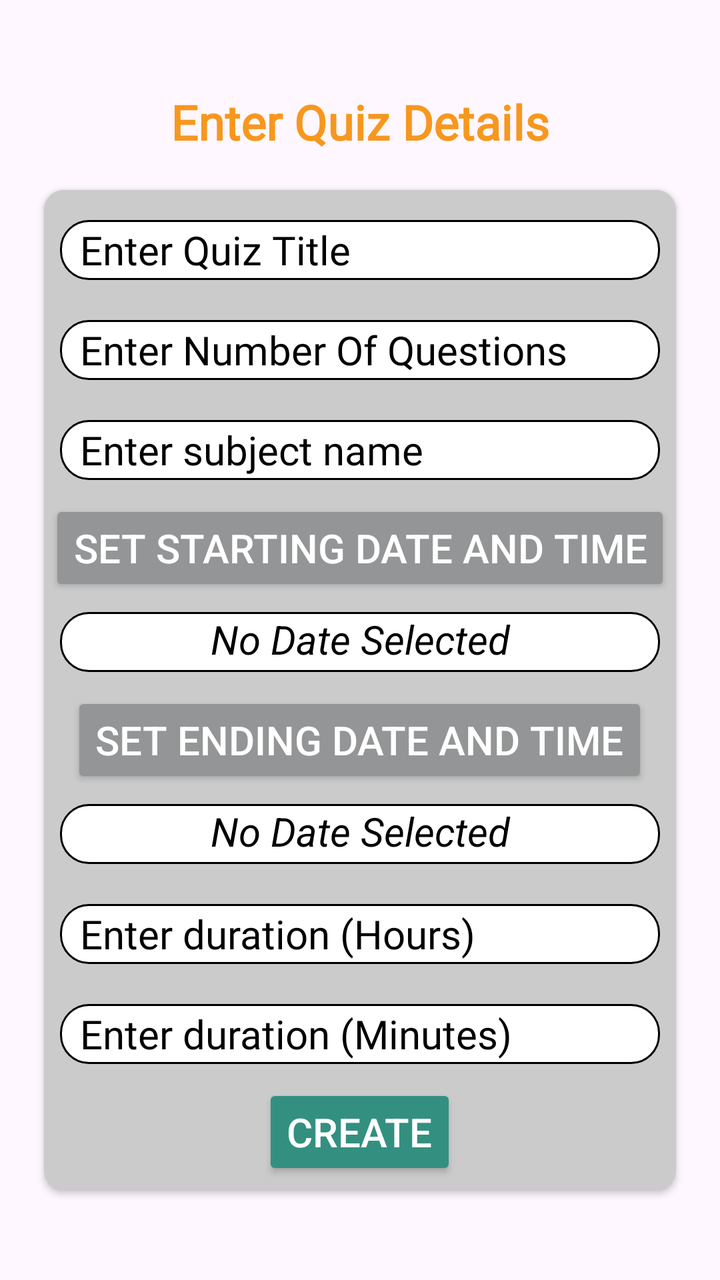
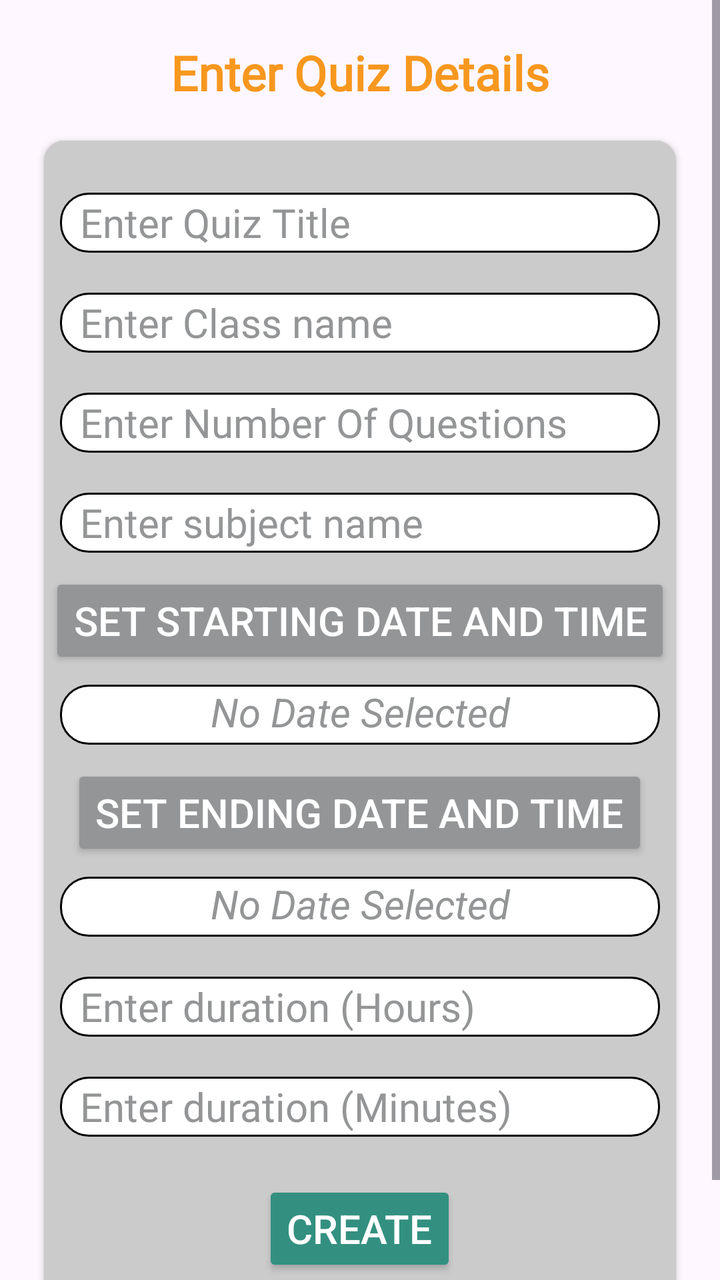

Compare the two renders of this Android layout. The source of the first and the diff that turns it into the second are given below.
<!-- AndroidManifest.xml: application theme Theme.EduQuiz -->
<!-- res/layout/activity_create_quiz.xml -->
<?xml version="1.0" encoding="utf-8"?>
<LinearLayout xmlns:android="http://schemas.android.com/apk/res/android"
    xmlns:app="http://schemas.android.com/apk/res-auto"
    xmlns:tools="http://schemas.android.com/tools"
    android:orientation="vertical"
    android:layout_width="match_parent"
    android:layout_height="match_parent"
    android:gravity="center"
    tools:context=".teacheractivities.CreateQuizActivity">

    <TextView
        android:layout_width="wrap_content"
        android:layout_height="wrap_content"
        android:fontFamily="@font/adamina"
        android:text="Enter Quiz Details"
        android:textAlignment="center"
        android:textColor="@color/brightorange"
        android:textSize="24dp"
        android:textStyle="bold" />

    <androidx.cardview.widget.CardView
        android:layout_width="match_parent"
        android:layout_height="500dp"
        android:backgroundTint="@color/gray2"
        app:cardCornerRadius="10dp"
        android:elevation="100dp"
        android:layout_marginLeft="22dp"
        android:layout_marginRight="22dp"
        android:layout_marginTop="18dp">

        <LinearLayout
            android:layout_width="match_parent"
            android:layout_height="match_parent"
            android:layout_gravity="center"
            android:gravity="center"
            android:background="#CBCBCB"
            android:orientation="vertical">
            <EditText
                android:layout_width="300dp"
                android:layout_height="30dp"
                android:id="@+id/etcreatequizquiztitile"
                android:hint="Enter Quiz Title"
                android:paddingLeft="10dp"
                android:textSize="20dp"
                android:fontFamily="@font/alice"
                android:textColorHint="@color/black"
                android:textColor="@color/black"
                android:inputType="text"
                android:background="@drawable/edit2"
                android:layout_margin="10dp" />

            <EditText
                android:layout_width="300dp"
                android:layout_height="30dp"
                android:id="@+id/etcreatequiznoofquestions"
                android:hint="Enter Number Of Questions"
                android:paddingLeft="10dp"
                android:textSize="20dp"
                android:fontFamily="@font/alice"
                android:textColorHint="@color/black"
                android:textColor="@color/black"
                android:inputType="text"
                android:background="@drawable/edit2"
                android:layout_margin="10dp"/>

            <EditText
                android:layout_width="300dp"
                android:layout_height="30dp"
                android:id="@+id/etcreatequizsubjectname"
                android:hint="Enter subject name"
                android:paddingLeft="10dp"
                android:textSize="20dp"
                android:fontFamily="@font/alice"
                android:textColorHint="@color/black"
                android:textColor="@color/black"
                android:inputType="text"
                android:background="@drawable/edit2"
                android:layout_margin="10dp"/>

            
            <androidx.appcompat.widget.AppCompatButton
                android:id="@+id/btncreatequizschedulefirsttimeanddate"
                android:layout_width="wrap_content"
                    android:layout_height="wrap_content"
                android:text="Set Starting Date and Time"
                android:textSize="20dp"
                android:backgroundTint="@color/gray"
                android:textColor="@android:color/white"
                android:layout_marginBottom="8dp" />

            
            <TextView
                android:id="@+id/tvcreatequizdiplayscheduledfirsttimeanddate"
                android:layout_width="300dp"
                android:layout_height="30dp"
                android:text="No Date Selected"
                android:textSize="20dp"
                android:textAlignment="center"
                android:textStyle="italic"
                android:textColor="@color/black"
                android:background="@drawable/edit2"
                android:layout_marginBottom="10dp" />

            <androidx.appcompat.widget.AppCompatButton
                android:id="@+id/btncreatequizschedulesecondtimeanddate"
                android:layout_width="wrap_content"
                android:layout_height="wrap_content"
                android:text="Set Ending Date and Time"
                android:textSize="20dp"
                android:backgroundTint="@color/gray"
                android:textColor="@android:color/white"
                android:layout_marginBottom="8dp" />

            
            <TextView
                android:id="@+id/tvcreatequizdiplayscheduledsecondtimeanddate"
                android:layout_width="300dp"
                android:layout_height="30dp"
                android:text="No Date Selected"
                android:textSize="20dp"
                android:textAlignment="center"
                android:textStyle="italic"
                android:textColor="@color/black"
                android:background="@drawable/edit2"
                android:layout_marginBottom="10dp" />

            <EditText
                android:layout_width="300dp"
                android:layout_height="30dp"
                android:id="@+id/etCreateQuizDurationHours"
                android:hint="Enter duration (Hours)"
                android:paddingLeft="10dp"
                android:textSize="20dp"
                android:fontFamily="@font/alice"
                android:textColorHint="@color/black"
                android:textColor="@color/black"
                android:inputType="number"
                android:background="@drawable/edit2"
                android:layout_margin="10dp"/>

            <EditText
                android:layout_width="300dp"
                android:layout_height="30dp"
                android:id="@+id/etCreateQuizDurationMinutes"
                android:hint="Enter duration (Minutes)"
                android:paddingLeft="10dp"
                android:textSize="20dp"
                android:fontFamily="@font/alice"
                android:textColorHint="@color/black"
                android:textColor="@color/black"
                android:inputType="number"
                android:background="@drawable/edit2"
                android:layout_margin="10dp"/>

            <androidx.appcompat.widget.AppCompatButton
                android:id="@+id/btncreatequizcreatequiz"
                android:layout_width="wrap_content"
                android:layout_height="wrap_content"
                android:layout_gravity="center"
                android:textSize="20dp"
                android:backgroundTint="@color/darkgreen"
                android:text="Create"
                android:textColor="@color/white"/>


        </LinearLayout>
    </androidx.cardview.widget.CardView>

</LinearLayout>
<!-- resources referenced by this layout -->
<resources>
  <color name="black">#FF000000</color>
  <color name="brightorange">#f7971e</color>
  <color name="darkgreen">#339080</color>
  <color name="gray">#949596</color>
  <color name="gray2">#DAD7D7</color>
  <color name="white">#FFFFFFFF</color>
  <!-- drawable edit2 (drawable) -->
  <?xml version="1.0" encoding="utf-8"?>
  <shape xmlns:android="http://schemas.android.com/apk/res/android">
      <corners android:radius="14dp"/>
      <stroke android:color="@color/black" android:width="0.9dp"/>
      <solid android:color="@color/white"/>
      <size android:height="10dp"/>
  </shape>
  <style name="Theme.EduQuiz" parent="Base.Theme.EduQuiz" />
  <style name="Base.Theme.EduQuiz" parent="Theme.Material3.DayNight.NoActionBar">
          
          
      </style>
</resources>

<!-- the commit's change to res/layout/activity_create_quiz.xml (unified diff, before → after) -->
@@ -1,169 +1,192 @@
 <?xml version="1.0" encoding="utf-8"?>
-<LinearLayout xmlns:android="http://schemas.android.com/apk/res/android"
+<ScrollView xmlns:android="http://schemas.android.com/apk/res/android"
     xmlns:app="http://schemas.android.com/apk/res-auto"
     xmlns:tools="http://schemas.android.com/tools"
-    android:orientation="vertical"
     android:layout_width="match_parent"
     android:layout_height="match_parent"
-    android:gravity="center"
     tools:context=".teacheractivities.CreateQuizActivity">
 
-    <TextView
-        android:layout_width="wrap_content"
+    <LinearLayout
+        android:orientation="vertical"
+        android:layout_width="match_parent"
         android:layout_height="wrap_content"
-        android:fontFamily="@font/adamina"
-        android:text="Enter Quiz Details"
-        android:textAlignment="center"
-        android:textColor="@color/brightorange"
-        android:textSize="24dp"
-        android:textStyle="bold" />
+        android:gravity="center">
 
-    <androidx.cardview.widget.CardView
-        android:layout_width="match_parent"
-        android:layout_height="500dp"
-        android:backgroundTint="@color/gray2"
-        app:cardCornerRadius="10dp"
-        android:elevation="100dp"
-        android:layout_marginLeft="22dp"
-        android:layout_marginRight="22dp"
-        android:layout_marginTop="18dp">
+        <TextView
+            android:layout_width="wrap_content"
+            android:layout_height="wrap_content"
+            android:fontFamily="@font/adamina"
+            android:text="Enter Quiz Details"
+            android:textAlignment="center"
+            android:textColor="@color/brightorange"
+            android:textSize="24dp"
+            android:textStyle="bold"
+            android:layout_marginTop="20dp"/>
 
-        <LinearLayout
+        <androidx.cardview.widget.CardView
             android:layout_width="match_parent"
-            android:layout_height="match_parent"
-            android:layout_gravity="center"
-            android:gravity="center"
-            android:background="#CBCBCB"
-            android:orientation="vertical">
-            <EditText
-                android:layout_width="300dp"
-                android:layout_height="30dp"
-                android:id="@+id/etcreatequizquiztitile"
-                android:hint="Enter Quiz Title"
-                android:paddingLeft="10dp"
-                android:textSize="20dp"
-                android:fontFamily="@font/alice"
-                android:textColorHint="@color/black"
-                android:textColor="@color/black"
-                android:inputType="text"
-                android:background="@drawable/edit2"
-                android:layout_margin="10dp" />
+            android:layout_height="wrap_content"
+            android:backgroundTint="@color/gray2"
+            app:cardCornerRadius="10dp"
+            android:elevation="100dp"
+            android:layout_marginLeft="22dp"
+            android:layout_marginRight="22dp"
+            android:layout_marginTop="18dp"
+            android:layout_marginBottom="24dp">
 
-            <EditText
-                android:layout_width="300dp"
-                android:layout_height="30dp"
-                android:id="@+id/etcreatequiznoofquestions"
-                android:hint="Enter Number Of Questions"
-                android:paddingLeft="10dp"
-                android:textSize="20dp"
-                android:fontFamily="@font/alice"
-                android:textColorHint="@color/black"
-                android:textColor="@color/black"
-                android:inputType="text"
-                android:background="@drawable/edit2"
-                android:layout_margin="10dp"/>
-
-            <EditText
-                android:layout_width="300dp"
-                android:layout_height="30dp"
-                android:id="@+id/etcreatequizsubjectname"
-                android:hint="Enter subject name"
-                android:paddingLeft="10dp"
-                android:textSize="20dp"
-                android:fontFamily="@font/alice"
-                android:textColorHint="@color/black"
-                android:textColor="@color/black"
-                android:inputType="text"
-                android:background="@drawable/edit2"
-                android:layout_margin="10dp"/>
-
-            
-            <androidx.appcompat.widget.AppCompatButton
-                android:id="@+id/btncreatequizschedulefirsttimeanddate"
-                android:layout_width="wrap_content"
-                    android:layout_height="wrap_content"
-                android:text="Set Starting Date and Time"
-                android:textSize="20dp"
-                android:backgroundTint="@color/gray"
-                android:textColor="@android:color/white"
-                android:layout_marginBottom="8dp" />
-
-            
-            <TextView
-                android:id="@+id/tvcreatequizdiplayscheduledfirsttimeanddate"
-                android:layout_width="300dp"
-                android:layout_height="30dp"
-                android:text="No Date Selected"
-                android:textSize="20dp"
-                android:textAlignment="center"
-                android:textStyle="italic"
-                android:textColor="@color/black"
-                android:background="@drawable/edit2"
-                android:layout_marginBottom="10dp" />
-
-            <androidx.appcompat.widget.AppCompatButton
-                android:id="@+id/btncreatequizschedulesecondtimeanddate"
-                android:layout_width="wrap_content"
-                android:layout_height="wrap_content"
-                android:text="Set Ending Date and Time"
-                android:textSize="20dp"
-                android:backgroundTint="@color/gray"
-                android:textColor="@android:color/white"
-                android:layout_marginBottom="8dp" />
-
-            
-            <TextView
-                android:id="@+id/tvcreatequizdiplayscheduledsecondtimeanddate"
-                android:layout_width="300dp"
-                android:layout_height="30dp"
-                android:text="No Date Selected"
-                android:textSize="20dp"
-                android:textAlignment="center"
-                android:textStyle="italic"
-                android:textColor="@color/black"
-                android:background="@drawable/edit2"
-                android:layout_marginBottom="10dp" />
-
-            <EditText
-                android:layout_width="300dp"
-                android:layout_height="30dp"
-                android:id="@+id/etCreateQuizDurationHours"
-                android:hint="Enter duration (Hours)"
-                android:paddingLeft="10dp"
-                android:textSize="20dp"
-                android:fontFamily="@font/alice"
-                android:textColorHint="@color/black"
-                android:textColor="@color/black"
-                android:inputType="number"
-                android:background="@drawable/edit2"
-                android:layout_margin="10dp"/>
-
-            <EditText
-                android:layout_width="300dp"
-                android:layout_height="30dp"
-                android:id="@+id/etCreateQuizDurationMinutes"
-                android:hint="Enter duration (Minutes)"
-                android:paddingLeft="10dp"
-                android:textSize="20dp"
-                android:fontFamily="@font/alice"
-                android:textColorHint="@color/black"
-                android:textColor="@color/black"
-                android:inputType="number"
-                android:background="@drawable/edit2"
-                android:layout_margin="10dp"/>
-
-            <androidx.appcompat.widget.AppCompatButton
-                android:id="@+id/btncreatequizcreatequiz"
-                android:layout_width="wrap_content"
+            <LinearLayout
+                android:layout_width="match_parent"
                 android:layout_height="wrap_content"
                 android:layout_gravity="center"
-                android:textSize="20dp"
-                android:backgroundTint="@color/darkgreen"
-                android:text="Create"
-                android:textColor="@color/white"/>
+                android:gravity="center"
+                android:background="#CBCBCB"
+                android:orientation="vertical"
+                android:paddingTop="16dp"
+                android:paddingBottom="16dp">
 
+                <EditText
+                    android:layout_width="300dp"
+                    android:layout_height="30dp"
+                    android:id="@+id/etcreatequizquiztitile"
+                    android:hint="Enter Quiz Title"
+                    android:paddingLeft="10dp"
+                    android:textSize="20dp"
+                    android:fontFamily="@font/alice"
+                    android:textColorHint="@color/gray"
+                    android:textColor="@color/black"
+                    android:inputType="text"
+                    android:background="@drawable/edit2"
+                    android:layout_margin="10dp" />
 
-        </LinearLayout>
-    </androidx.cardview.widget.CardView>
+                <EditText
+                    android:layout_width="300dp"
+                    android:layout_height="30dp"
+                    android:id="@+id/etcreatequizclassname"
+                    android:hint="Enter Class name"
+                    android:paddingLeft="10dp"
+                    android:textSize="20dp"
+                    android:fontFamily="@font/alice"
+                    android:textColorHint="@color/gray"
+                    android:textColor="@color/black"
+                    android:inputType="number"
+                    android:background="@drawable/edit2"
+                    android:layout_margin="10dp"/>
 
-</LinearLayout>
+                <EditText
+                    android:layout_width="300dp"
+                    android:layout_height="30dp"
+                    android:id="@+id/etcreatequiznoofquestions"
+                    android:hint="Enter Number Of Questions"
+                    android:paddingLeft="10dp"
+                    android:textSize="20dp"
+                    android:fontFamily="@font/alice"
+                    android:textColorHint="@color/gray"
+                    android:textColor="@color/black"
+                    android:inputType="text"
+                    android:background="@drawable/edit2"
+                    android:layout_margin="10dp"/>
+
+                <EditText
+                    android:layout_width="300dp"
+                    android:layout_height="30dp"
+                    android:id="@+id/etcreatequizsubjectname"
+                    android:hint="Enter subject name"
+                    android:paddingLeft="10dp"
+                    android:textSize="20dp"
+                    android:fontFamily="@font/alice"
+                    android:textColorHint="@color/gray"
+                    android:textColor="@color/black"
+                    android:inputType="text"
+                    android:background="@drawable/edit2"
+                    android:layout_margin="10dp"/>
+
+                <androidx.appcompat.widget.AppCompatButton
+                    android:id="@+id/btncreatequizschedulefirsttimeanddate"
+                    android:layout_width="wrap_content"
+                    android:layout_height="wrap_content"
+                    android:text="Set Starting Date and Time"
+                    android:textSize="20dp"
+                    android:backgroundTint="@color/gray"
+                    android:textColor="@android:color/white"
+                    android:layout_marginBottom="8dp" />
+
+                <TextView
+                    android:id="@+id/tvcreatequizdiplayscheduledfirsttimeanddate"
+                    android:layout_width="300dp"
+                    android:layout_height="30dp"
+                    android:text="No Date Selected"
+                    android:textSize="20dp"
+                    android:textAlignment="center"
+                    android:textStyle="italic"
+                    android:textColor="@color/gray"
+                    android:background="@drawable/edit2"
+                    android:layout_marginBottom="10dp" />
+
+                <androidx.appcompat.widget.AppCompatButton
+                    android:id="@+id/btncreatequizschedulesecondtimeanddate"
+                    android:layout_width="wrap_content"
+                    android:layout_height="wrap_content"
+                    android:text="Set Ending Date and Time"
+                    android:textSize="20dp"
+                    android:backgroundTint="@color/gray"
+                    android:textColor="@android:color/white"
+                    android:layout_marginBottom="8dp" />
+
+                <TextView
+                    android:id="@+id/tvcreatequizdiplayscheduledsecondtimeanddate"
+                    android:layout_width="300dp"
+                    android:layout_height="30dp"
+                    android:text="No Date Selected"
+                    android:textSize="20dp"
+                    android:textAlignment="center"
+                    android:textStyle="italic"
+                    android:textColor="@color/gray"
+                    android:background="@drawable/edit2"
+                    android:layout_marginBottom="10dp" />
+
+                <EditText
+                    android:layout_width="300dp"
+                    android:layout_height="30dp"
+                    android:id="@+id/etCreateQuizDurationHours"
+                    android:hint="Enter duration (Hours)"
+                    android:paddingLeft="10dp"
+                    android:textSize="20dp"
+                    android:fontFamily="@font/alice"
+                    android:textColorHint="@color/gray"
+                    android:textColor="@color/black"
+                    android:inputType="number"
+                    android:background="@drawable/edit2"
+                    android:layout_margin="10dp"/>
+
+                <EditText
+                    android:layout_width="300dp"
+                    android:layout_height="30dp"
+                    android:id="@+id/etCreateQuizDurationMinutes"
+                    android:hint="Enter duration (Minutes)"
+                    android:paddingLeft="10dp"
+                    android:textSize="20dp"
+                    android:fontFamily="@font/alice"
+                    android:textColorHint="@color/gray"
+                    android:textColor="@color/black"
+                    android:inputType="number"
+                    android:background="@drawable/edit2"
+                    android:layout_margin="10dp"/>
+
+                <androidx.appcompat.widget.AppCompatButton
+                    android:id="@+id/btncreatequizcreatequiz"
+                    android:layout_width="wrap_content"
+                    android:layout_height="wrap_content"
+                    android:layout_gravity="center"
+                    android:layout_marginTop="12dp"
+                    android:layout_marginBottom="16dp"
+                    android:textSize="20dp"
+                    android:backgroundTint="@color/darkgreen"
+                    android:text="Create"
+                    android:textColor="@color/white"/>
+
+            </LinearLayout>
+        </androidx.cardview.widget.CardView>
+
+    </LinearLayout>
+
+</ScrollView>
